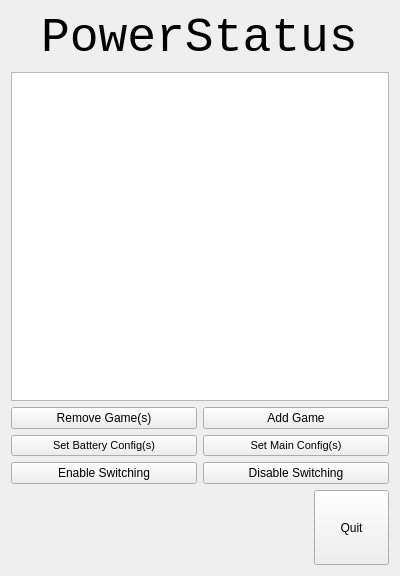
cspang1/cfg-switcher, file cfg-switcher/cfgswitcher.ui: the form before one commit.
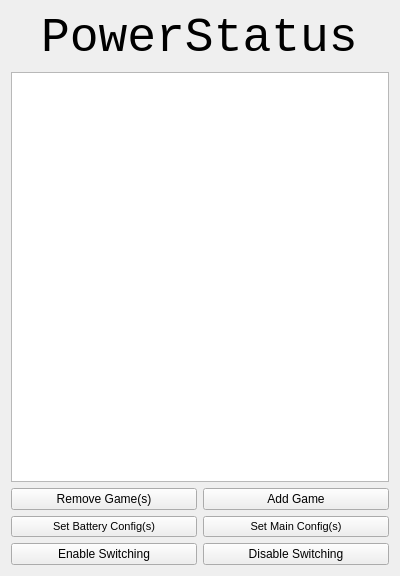
The form after the commit. Icons and pictures are not drawn.

Commit message: Fixed window size/removed quit btn

```diff
--- a/cfg-switcher/cfgswitcher.ui
+++ b/cfg-switcher/cfgswitcher.ui
@@ -168,35 +168,6 @@
      </item>
     </layout>
    </item>
-   <item>
-    <layout class="QHBoxLayout" name="horizontalLayout_3">
-     <item alignment="Qt::AlignRight|Qt::AlignBottom">
-      <widget class="QPushButton" name="quitButton">
-       <property name="sizePolicy">
-        <sizepolicy hsizetype="Fixed" vsizetype="Fixed">
-         <horstretch>0</horstretch>
-         <verstretch>0</verstretch>
-        </sizepolicy>
-       </property>
-       <property name="minimumSize">
-        <size>
-         <width>75</width>
-         <height>75</height>
-        </size>
-       </property>
-       <property name="maximumSize">
-        <size>
-         <width>75</width>
-         <height>75</height>
-        </size>
-       </property>
-       <property name="text">
-        <string>Quit</string>
-       </property>
-      </widget>
-     </item>
-    </layout>
-   </item>
   </layout>
  </widget>
  <layoutdefault spacing="6" margin="11"/>
```
The commit also changes 1 other file.
